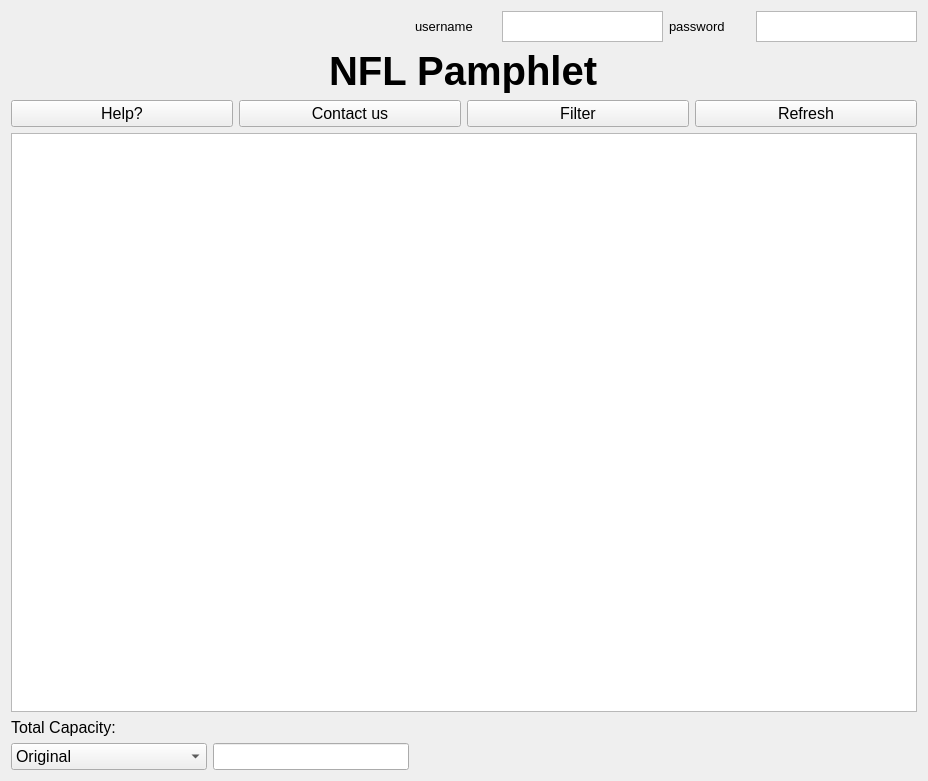
jasperdoan/NFL-Pamphlet, file NFL-Pamphlet/mainwindow.ui: the form before one commit.
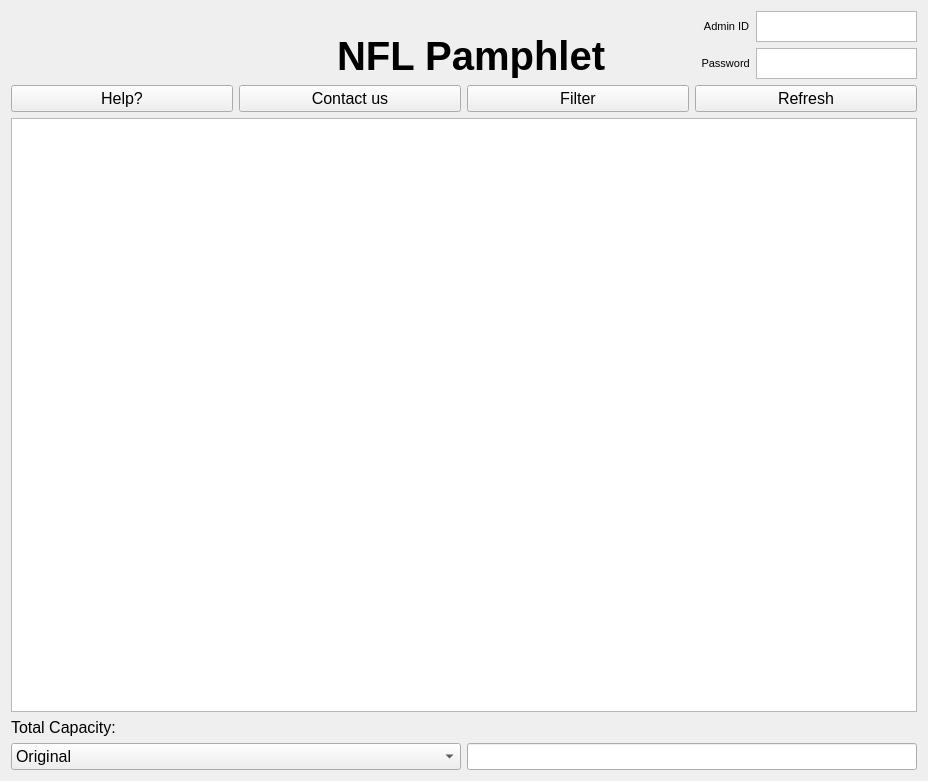
The form after the commit.

Diff of the .ui file:
```diff
--- a/NFL-Pamphlet/mainwindow.ui
+++ b/NFL-Pamphlet/mainwindow.ui
@@ -18,119 +18,37 @@
   <property name="windowTitle">
    <string>NFL Pamphlet</string>
   </property>
-  <layout class="QGridLayout" name="gridLayout">
-   <item row="0" column="0">
-    <spacer name="horizontalSpacer">
+  <layout class="QGridLayout" name="gridLayout_2">
+   <item row="1" column="1">
+    <widget class="QLabel" name="NFLLabel">
+     <property name="font">
+      <font>
+       <pointsize>30</pointsize>
+       <weight>75</weight>
+       <bold>true</bold>
+      </font>
+     </property>
+     <property name="text">
+      <string>NFL Pamphlet</string>
+     </property>
+    </widget>
+   </item>
+   <item row="0" column="0" rowspan="2" colspan="2">
+    <spacer name="horizontalSpacer_2">
      <property name="orientation">
       <enum>Qt::Horizontal</enum>
      </property>
      <property name="sizeHint" stdset="0">
       <size>
-       <width>395</width>
+       <width>651</width>
        <height>20</height>
       </size>
      </property>
     </spacer>
    </item>
-   <item row="0" column="1">
-    <layout class="QHBoxLayout" name="horizontalLayout_2">
+   <item row="3" column="0" colspan="3">
+    <layout class="QVBoxLayout" name="verticalLayout_2">
      <item>
-      <widget class="QLabel" name="usernameLabel">
-       <property name="minimumSize">
-        <size>
-         <width>81</width>
-         <height>16</height>
-        </size>
-       </property>
-       <property name="maximumSize">
-        <size>
-         <width>81</width>
-         <height>16</height>
-        </size>
-       </property>
-       <property name="font">
-        <font>
-         <pointsize>10</pointsize>
-        </font>
-       </property>
-       <property name="text">
-        <string>username</string>
-       </property>
-      </widget>
-     </item>
-     <item>
-      <widget class="QTextEdit" name="usernameTextEdit">
-       <property name="minimumSize">
-        <size>
-         <width>161</width>
-         <height>31</height>
-        </size>
-       </property>
-       <property name="maximumSize">
-        <size>
-         <width>161</width>
-         <height>31</height>
-        </size>
-       </property>
-       <property name="font">
-        <font>
-         <pointsize>8</pointsize>
-        </font>
-       </property>
-      </widget>
-     </item>
-    </layout>
-   </item>
-   <item row="0" column="2">
-    <layout class="QHBoxLayout" name="horizontalLayout_4">
-     <item>
-      <widget class="QLabel" name="passwordLabel">
-       <property name="minimumSize">
-        <size>
-         <width>81</width>
-         <height>16</height>
-        </size>
-       </property>
-       <property name="maximumSize">
-        <size>
-         <width>81</width>
-         <height>16</height>
-        </size>
-       </property>
-       <property name="font">
-        <font>
-         <pointsize>10</pointsize>
-        </font>
-       </property>
-       <property name="text">
-        <string>password</string>
-       </property>
-      </widget>
-     </item>
-     <item>
-      <widget class="QTextEdit" name="passwordTextEdit">
-       <property name="minimumSize">
-        <size>
-         <width>161</width>
-         <height>31</height>
-        </size>
-       </property>
-       <property name="maximumSize">
-        <size>
-         <width>161</width>
-         <height>31</height>
-        </size>
-       </property>
-       <property name="font">
-        <font>
-         <pointsize>8</pointsize>
-        </font>
-       </property>
-      </widget>
-     </item>
-    </layout>
-   </item>
-   <item row="2" column="0" colspan="3">
     <widget class="QTableWidget" name="teamTable">
      <property name="minimumSize">
       <size>
@@ -140,7 +58,7 @@
      </property>
     </widget>
    </item>
-   <item row="3" column="0">
+     <item>
     <layout class="QVBoxLayout" name="verticalLayout">
      <item>
       <widget class="QLabel" name="totalCapLabel">
@@ -185,23 +103,87 @@
      </item>
     </layout>
    </item>
-   <item row="1" column="0" colspan="3">
-    <layout class="QGridLayout" name="gridLayout_2">
-     <item row="0" column="0" alignment="Qt::AlignHCenter|Qt::AlignVCenter">
-      <widget class="QLabel" name="NFLLabel">
-       <property name="font">
-        <font>
-         <pointsize>30</pointsize>
-         <weight>75</weight>
-         <bold>true</bold>
-        </font>
-       </property>
-       <property name="text">
-        <string>NFL Pamphlet</string>
-       </property>
-      </widget>
-     </item>
+    </layout>
+   </item>
+   <item row="0" column="2" rowspan="2">
+    <layout class="QGridLayout" name="gridLayout">
      <item row="1" column="0">
+      <layout class="QHBoxLayout" name="horizontalLayout_2">
+       <item>
+        <widget class="QLabel" name="label_2">
+         <property name="font">
+          <font>
+           <pointsize>8</pointsize>
+          </font>
+         </property>
+         <property name="text">
+          <string>           Password</string>
+         </property>
+        </widget>
+       </item>
+       <item>
+        <widget class="QTextEdit" name="passwordTextEdit">
+         <property name="minimumSize">
+          <size>
+           <width>161</width>
+           <height>31</height>
+          </size>
+         </property>
+         <property name="maximumSize">
+          <size>
+           <width>161</width>
+           <height>31</height>
+          </size>
+         </property>
+         <property name="font">
+          <font>
+           <pointsize>8</pointsize>
+          </font>
+         </property>
+        </widget>
+       </item>
+      </layout>
+     </item>
+     <item row="0" column="0">
+      <layout class="QHBoxLayout" name="horizontalLayout_4">
+       <item>
+        <widget class="QLabel" name="label_3">
+         <property name="font">
+          <font>
+           <pointsize>8</pointsize>
+          </font>
+         </property>
+         <property name="text">
+          <string>            Admin ID</string>
+         </property>
+        </widget>
+       </item>
+       <item>
+        <widget class="QTextEdit" name="usernameTextEdit">
+         <property name="minimumSize">
+          <size>
+           <width>161</width>
+           <height>31</height>
+          </size>
+         </property>
+         <property name="maximumSize">
+          <size>
+           <width>161</width>
+           <height>31</height>
+          </size>
+         </property>
+         <property name="font">
+          <font>
+           <pointsize>8</pointsize>
+          </font>
+         </property>
+        </widget>
+       </item>
+      </layout>
+     </item>
+    </layout>
+   </item>
+   <item row="2" column="0" colspan="3">
       <layout class="QHBoxLayout" name="horizontalLayout">
        <item>
         <widget class="QPushButton" name="helpButton">
@@ -245,8 +227,6 @@
           <string>Refresh</string>
          </property>
         </widget>
-       </item>
-      </layout>
      </item>
     </layout>
    </item>
```
Lines whose indentation alone changed are shown as unchanged.
